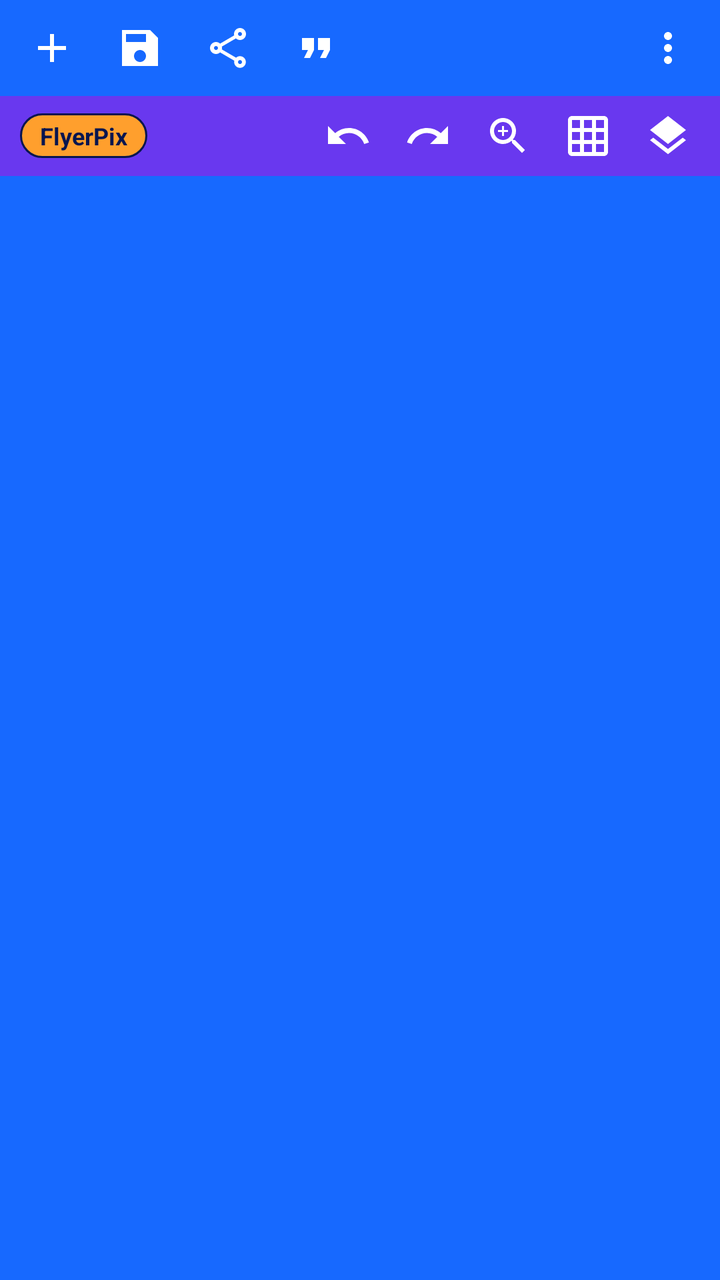
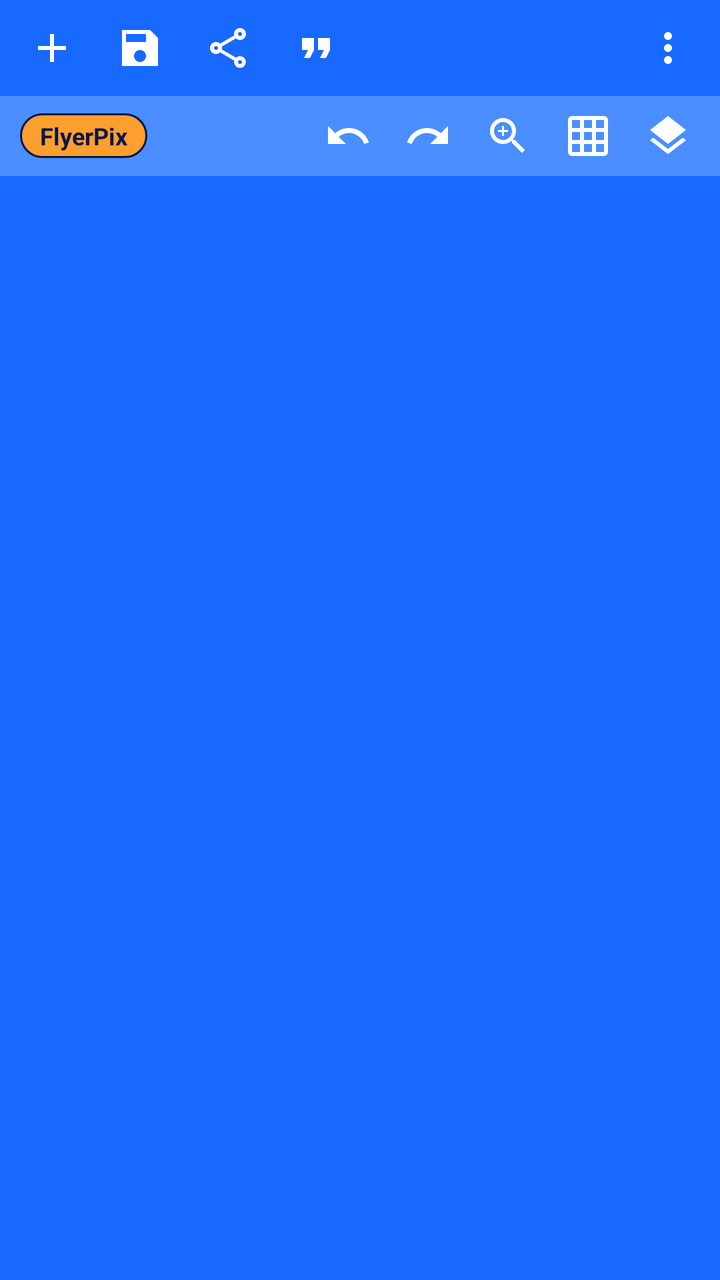

Two renders of the same Android screen: before a commit and after it. Below are the layout's source before the change and the commit's diff.
<!-- AndroidManifest.xml: application theme AppTheme -->
<!-- res/layout/layout_authentic_top_bar.xml -->
<?xml version="1.0" encoding="utf-8"?>
<LinearLayout xmlns:android="http://schemas.android.com/apk/res/android"
    xmlns:app="http://schemas.android.com/apk/res-auto"
    android:id="@+id/authenticTopBarContainer"
    android:layout_width="match_parent"
    android:layout_height="wrap_content"
    android:background="@color/brand_blue"
    android:elevation="6dp"
    android:orientation="vertical">

    
    <LinearLayout
        android:id="@+id/topBarRow1"
        android:layout_width="match_parent"
        android:layout_height="48dp"
        android:gravity="center_vertical"
        android:orientation="horizontal"
        android:paddingHorizontal="4dp">

        <ImageButton
            android:id="@+id/btnTopAdd"
            android:layout_width="44dp"
            android:layout_height="44dp"
            android:background="?attr/selectableItemBackgroundBorderless"
            android:contentDescription="Tambah Objek"
            android:src="@drawable/ic_add_24px"
            app:tint="@android:color/white" />

        <ImageButton
            android:id="@+id/btnTopSave"
            android:layout_width="44dp"
            android:layout_height="44dp"
            android:background="?attr/selectableItemBackgroundBorderless"
            android:contentDescription="Simpan"
            android:src="@drawable/ic_sharp_save_24px"
            app:tint="@android:color/white" />

        <ImageButton
            android:id="@+id/btnTopShare"
            android:layout_width="44dp"
            android:layout_height="44dp"
            android:background="?attr/selectableItemBackgroundBorderless"
            android:contentDescription="Bagikan"
            android:src="@drawable/ic_outline_share_24px"
            app:tint="@android:color/white" />

        <ImageButton
            android:id="@+id/btnTopQuotes"
            android:layout_width="44dp"
            android:layout_height="44dp"
            android:background="?attr/selectableItemBackgroundBorderless"
            android:contentDescription="Kutipan"
            android:src="@drawable/ic_format_quote_24px"
            app:tint="@android:color/white" />

        <View
            android:layout_width="0dp"
            android:layout_height="1dp"
            android:layout_weight="1" />

        <ImageButton
            android:id="@+id/btnTopOverflow"
            android:layout_width="44dp"
            android:layout_height="44dp"
            android:background="?attr/selectableItemBackgroundBorderless"
            android:contentDescription="Menu Lainnya"
            android:src="@drawable/ic_more_vert_24px"
            app:tint="@android:color/white" />
    </LinearLayout>

    
    <LinearLayout
        android:id="@+id/topBarRow2"
        android:layout_width="match_parent"
        android:layout_height="40dp"
        android:background="@color/brand_violet"
        android:gravity="center_vertical"
        android:orientation="horizontal"
        android:paddingHorizontal="6dp">

        <TextView
            android:id="@+id/tvPixelLabBadge"
            android:layout_width="wrap_content"
            android:layout_height="wrap_content"
            android:layout_marginStart="4dp"
            android:background="@drawable/bg_pixellab_badge"
            android:text="FlyerPix"
            android:textColor="@color/brand_navy"
            android:textSize="12sp"
            android:textStyle="bold" />

        <View
            android:layout_width="0dp"
            android:layout_height="1dp"
            android:layout_weight="1" />

        <ImageButton
            android:id="@+id/btnTopUndo"
            android:layout_width="40dp"
            android:layout_height="40dp"
            android:background="?attr/selectableItemBackgroundBorderless"
            android:contentDescription="Undo"
            android:src="@drawable/ic_sharp_undo_24px"
            app:tint="@android:color/white" />

        <ImageButton
            android:id="@+id/btnTopRedo"
            android:layout_width="40dp"
            android:layout_height="40dp"
            android:background="?attr/selectableItemBackgroundBorderless"
            android:contentDescription="Redo"
            android:src="@drawable/ic_sharp_redo_24px"
            app:tint="@android:color/white" />

        <LinearLayout
            android:id="@+id/topZoomControls"
            android:layout_width="wrap_content"
            android:layout_height="40dp"
            android:gravity="center_vertical"
            android:orientation="horizontal">

            <ImageButton
                android:id="@+id/btnTopZoom"
                android:layout_width="40dp"
                android:layout_height="40dp"
                android:background="?attr/selectableItemBackgroundBorderless"
                android:contentDescription="Buka kontrol zoom"
                android:src="@drawable/ic_zoom_in_24px"
                app:tint="@android:color/white" />

            <ImageButton
                android:id="@+id/btnTopZoomOut"
                android:layout_width="40dp"
                android:layout_height="40dp"
                android:background="?attr/selectableItemBackgroundBorderless"
                android:contentDescription="Perkecil zoom canvas"
                android:src="@drawable/ic_zoom_out_24px"
                android:visibility="gone"
                app:tint="@android:color/white" />

            <TextView
                android:id="@+id/tvTopZoomLabel"
                android:layout_width="52dp"
                android:layout_height="28dp"
                android:layout_marginStart="4dp"
                android:layout_marginEnd="4dp"
                android:background="@drawable/bg_pixellab_badge"
                android:gravity="center"
                android:text="100%"
                android:textColor="@android:color/white"
                android:textSize="11sp"
                android:textStyle="bold"
                android:visibility="gone" />

            <ImageButton
                android:id="@+id/btnTopZoomIn"
                android:layout_width="40dp"
                android:layout_height="40dp"
                android:background="?attr/selectableItemBackgroundBorderless"
                android:contentDescription="Perbesar zoom canvas"
                android:src="@drawable/ic_zoom_in_24px"
                android:visibility="gone"
                app:tint="@android:color/white" />
        </LinearLayout>

        <ImageButton
            android:id="@+id/btnTopGrid"
            android:layout_width="40dp"
            android:layout_height="40dp"
            android:background="?attr/selectableItemBackgroundBorderless"
            android:contentDescription="Grid"
            android:src="@drawable/ic_grid_on_24px"
            app:tint="@android:color/white" />

        <ImageButton
            android:id="@+id/btnTopLayers"
            android:layout_width="40dp"
            android:layout_height="40dp"
            android:background="?attr/selectableItemBackgroundBorderless"
            android:contentDescription="Layers"
            android:src="@drawable/ic_layers_24px"
            app:tint="@android:color/white" />
    </LinearLayout>

</LinearLayout>
<!-- resources referenced by this layout -->
<resources>
  <color name="brand_blue">#1769FF</color>
  <color name="brand_navy">#07164F</color>
  <color name="brand_violet">#6938EF</color>
  <!-- drawable ic_add_24px (drawable) -->
  <vector xmlns:android="http://schemas.android.com/apk/res/android"
      android:width="24dp"
      android:height="24dp"
      android:viewportWidth="24"
      android:viewportHeight="24">
    <path
        android:fillColor="@android:color/white"
        android:pathData="M19,13h-6v6h-2v-6H5v-2h6V5h2v6h6v2z"/>
  </vector>
  <!-- drawable ic_format_quote_24px (drawable) -->
  <vector xmlns:android="http://schemas.android.com/apk/res/android"
      android:width="24dp"
      android:height="24dp"
      android:viewportWidth="24"
      android:viewportHeight="24">
    <path
        android:fillColor="@android:color/white"
        android:pathData="M6,17h3l2,-4V7H5v6h3zm8,0h3l2,-4V7h-6v6h3z"/>
  </vector>
  <!-- drawable ic_layers_24px (drawable) -->
  <vector xmlns:android="http://schemas.android.com/apk/res/android"
      android:width="24dp"
      android:height="24dp"
      android:viewportWidth="24"
      android:viewportHeight="24">
    <path
        android:fillColor="#FFFFFFFF"
        android:pathData="M11.99,18.54l-7.37,-5.73L3,14.07l9,7 9,-7 -1.63,-1.27 -7.38,5.74zM12,16l7.36,-5.73L21,9l-9,-7 -9,7 1.63,1.27L12,16z"/>
  </vector>
  <color name="brand_orange">#FF9F2D</color>
  <color name="white">#fff</color>
  <color name="black">#000</color>
  <color name="gray">#616161</color>
  <style name="AppBottomNavigation" parent="Widget.MaterialComponents.BottomNavigationView.Colored">
  
      </style>
  <style name="AppButton" parent="Widget.MaterialComponents.Button.UnelevatedButton">
          <item name="strokeColor">@color/brand_blue</item>
          <item name="strokeWidth">1dp</item>
          <item name="android:textColor">@color/brand_blue</item>
      </style>
  <style name="ButtonText" parent="TextAppearance.MaterialComponents.Button">
          <item name="fontFamily">@font/raleway_semibold</item>
      </style>
  <style name="Body1Text" parent="TextAppearance.MaterialComponents.Body1">
          <item name="fontFamily">@font/raleway_semibold</item>
      </style>
  <style name="Body2Text" parent="TextAppearance.MaterialComponents.Body2">
          <item name="fontFamily">@font/raleway_semibold</item>
      </style>
  <style name="CaptionText" parent="TextAppearance.MaterialComponents.Caption">
          <item name="fontFamily">@font/raleway_semibold</item>
      </style>
  <style name="Headline4Text" parent="TextAppearance.MaterialComponents.Headline6">
          <item name="fontFamily">@font/raleway_semibold</item>
      </style>
  <style name="Headline5Text" parent="TextAppearance.MaterialComponents.Headline6">
          <item name="fontFamily">@font/raleway_semibold</item>
      </style>
  <style name="Headline6Text" parent="TextAppearance.MaterialComponents.Headline6">
          <item name="fontFamily">@font/raleway_semibold</item>
      </style>
  <style name="AppFloatingActionButton" parent="Widget.MaterialComponents.FloatingActionButton">
          <item name="shapeAppearanceOverlay">@style/FloatingActionButton</item>
      </style>
  <style name="SmallComponent" parent="ShapeAppearance.MaterialComponents.SmallComponent">
          <item name="cornerFamily">cut</item>
          <item name="cornerSize">0dp</item>
      </style>
  <style name="MediumComponent" parent="ShapeAppearance.MaterialComponents.MediumComponent">
          <item name="cornerFamily">cut</item>
          <item name="cornerSize">0dp</item>
      </style>
  <style name="LargeComponent" parent="ShapeAppearance.MaterialComponents.LargeComponent">
          <item name="cornerFamily">cut</item>
          <item name="cornerSize">0dp</item>
      </style>
  <style name="FloatingActionButton" parent="ShapeAppearanceOverlay.MaterialComponents.FloatingActionButton">
      </style>
  <!-- unchanged entries left out for length: 11 -->
</resources>

<!-- the commit's change to res/layout/layout_authentic_top_bar.xml (unified diff, before → after) -->
@@ -13,6 +13,7 @@
         android:id="@+id/topBarRow1"
         android:layout_width="match_parent"
         android:layout_height="48dp"
+        android:background="@color/header_primary"
         android:gravity="center_vertical"
         android:orientation="horizontal"
         android:paddingHorizontal="4dp">
@@ -73,7 +74,7 @@
         android:id="@+id/topBarRow2"
         android:layout_width="match_parent"
         android:layout_height="40dp"
-        android:background="@color/brand_violet"
+        android:background="@color/header_secondary"
         android:gravity="center_vertical"
         android:orientation="horizontal"
         android:paddingHorizontal="6dp">
<!-- resource entries referenced after the edit -->
@@ -2,7 +2,8 @@
 <resources>
   <color name="brand_blue">#1769FF</color>
   <color name="brand_navy">#07164F</color>
-  <color name="brand_violet">#6938EF</color>
+  <color name="header_primary">#1769FF</color>
+  <color name="header_secondary">#4A8EFF</color>
   <!-- drawable ic_add_24px (drawable) -->
   <vector xmlns:android="http://schemas.android.com/apk/res/android"
       android:width="24dp"
